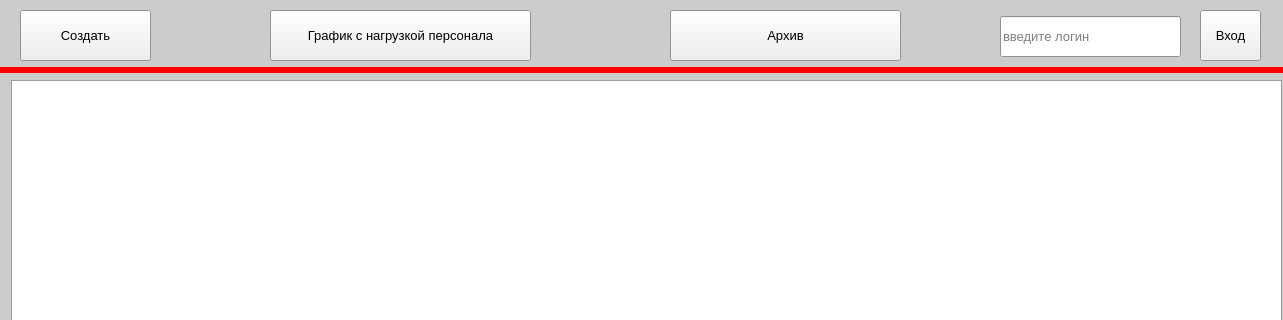
The window that main.ui (AnGREATern/kanbaner) describes before a commit, drawn with Qt 5; both pictures show x 0 to 1283 and y 0 to 320 of the 1283 by 820 pixel window.
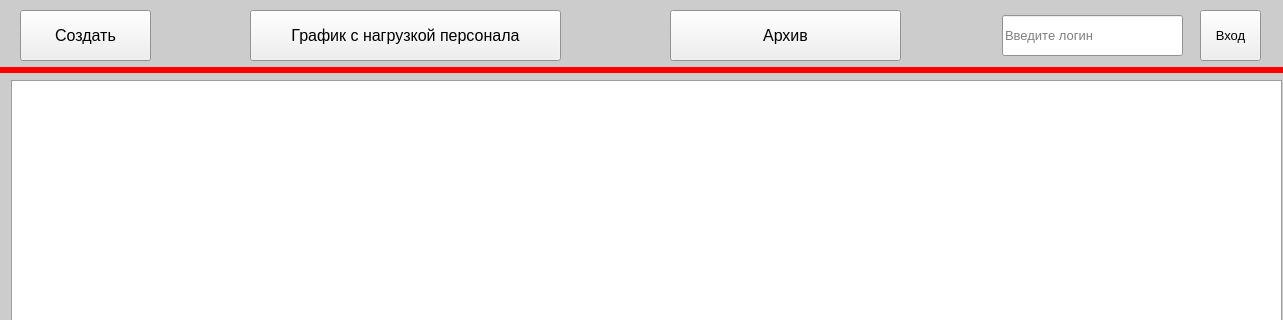
The same window after the commit.

Commit message: Шрифт в main

What changed in the file:
```diff
--- a/main.ui
+++ b/main.ui
@@ -74,6 +74,11 @@
     </disabled>
    </palette>
   </property>
+  <property name="font">
+   <font>
+    <pointsize>12</pointsize>
+   </font>
+  </property>
   <property name="windowTitle">
    <string>Kanbaner</string>
   </property>
@@ -89,7 +94,7 @@
     </property>
     <property name="font">
      <font>
-      <pointsize>10</pointsize>
+      <pointsize>12</pointsize>
      </font>
     </property>
     <property name="text">
@@ -394,7 +399,7 @@
     </property>
     <property name="font">
      <font>
-      <pointsize>10</pointsize>
+      <pointsize>12</pointsize>
      </font>
     </property>
     <property name="text">
@@ -404,15 +409,15 @@
    <widget class="QPushButton" name="pb_graph">
     <property name="geometry">
      <rect>
-      <x>270</x>
+      <x>250</x>
       <y>10</y>
-      <width>261</width>
+      <width>311</width>
       <height>51</height>
      </rect>
     </property>
     <property name="font">
      <font>
-      <pointsize>10</pointsize>
+      <pointsize>12</pointsize>
      </font>
     </property>
     <property name="text">
@@ -422,8 +427,8 @@
    <widget class="QLineEdit" name="le_login">
     <property name="geometry">
      <rect>
-      <x>1000</x>
-      <y>16</y>
+      <x>1002</x>
+      <y>15</y>
       <width>181</width>
       <height>41</height>
      </rect>
@@ -434,25 +439,7 @@
      </font>
     </property>
     <property name="placeholderText">
-     <string>введите логин</string>
-    </property>
-   </widget>
-   <widget class="QLabel" name="label">
-    <property name="geometry">
-     <rect>
-      <x>920</x>
-      <y>20</y>
-      <width>71</width>
-      <height>21</height>
-     </rect>
-    </property>
-    <property name="font">
-     <font>
-      <pointsize>10</pointsize>
-     </font>
-    </property>
-    <property name="text">
-     <string/>
+     <string>Введите логин</string>
     </property>
    </widget>
   </widget>
```
